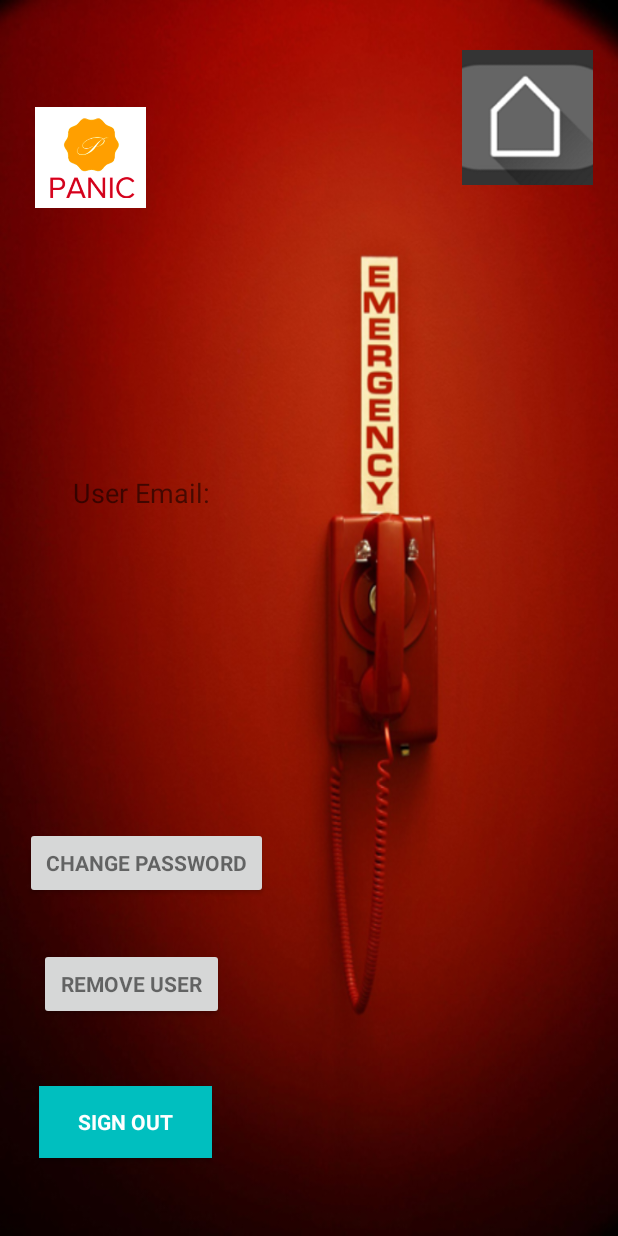
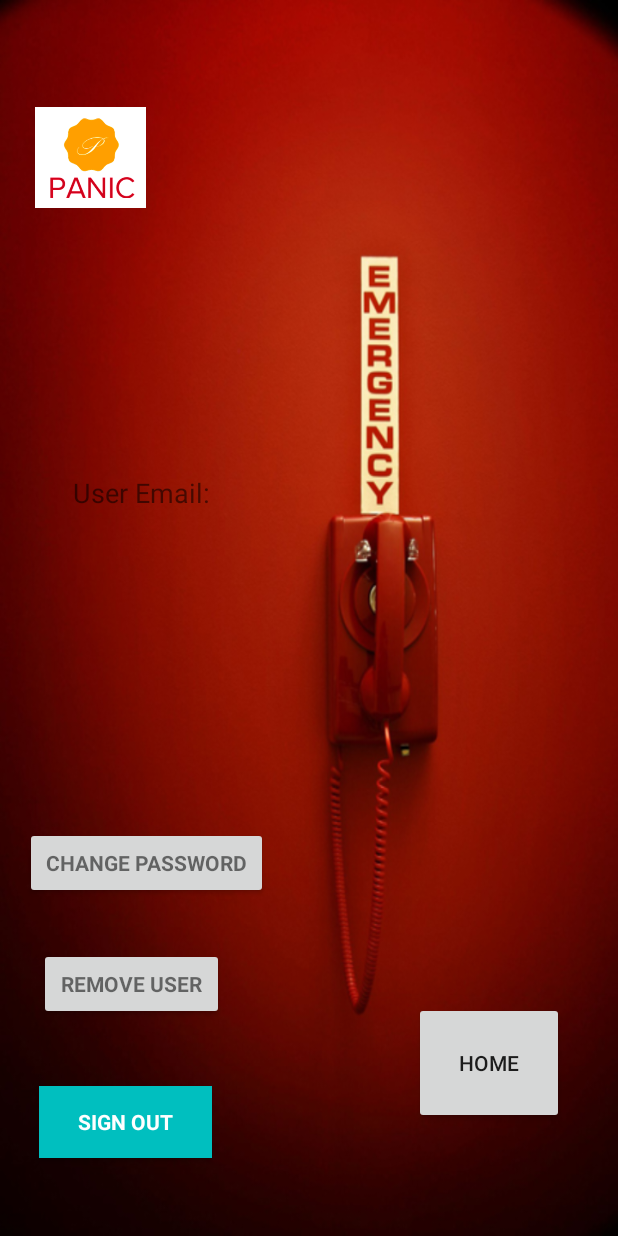
Before and after one commit to Aadit01/rescue_Android-, an Android app: the screen it shows after launch once a user with an empty profile is signed in (MainActivity), on a phone screen of 412 x 824 dp. Run offline under Robolectric (Android 15) with nearby library versions, the phone set to English and light mode, and no system bars; our stand-ins replace Firebase (no records; nobody signed in at launch, a user with empty details on screens opened directly).

Commit message:
file up date

```diff
--- a/panic_fireBase_Login/FirebaseLoginApp/app/src/main/java/com/firebaseloginapp/AccountActivity/MainActivity.java
+++ b/panic_fireBase_Login/FirebaseLoginApp/app/src/main/java/com/firebaseloginapp/AccountActivity/MainActivity.java
@@ -29,6 +29,10 @@ public class MainActivity extends AppCompatActivity {
     private ProgressBar progressBar;
     private FirebaseAuth auth;
 
+    public void homeButton(View v){
+        Intent i= new Intent(this,mainPage.class);
+        startActivity(i);
+    }
 
     @Override
     protected void onCreate(Bundle savedInstanceState) {
--- a/panic_fireBase_Login/FirebaseLoginApp/app/src/main/res/layout/activity_main.xml
+++ b/panic_fireBase_Login/FirebaseLoginApp/app/src/main/res/layout/activity_main.xml
@@ -219,20 +219,22 @@
         app:layout_constraintTop_toTopOf="parent"
         app:layout_constraintVertical_bias="0.393" />
 
-    <ImageView
-        android:id="@+id/imageView3"
-        android:layout_width="87dp"
-        android:layout_height="wrap_content"
+    <Button
+        android:id="@+id/button"
+        android:layout_width="100dp"
+        android:layout_height="81dp"
         android:layout_marginBottom="8dp"
         android:layout_marginEnd="8dp"
         android:layout_marginStart="8dp"
         android:layout_marginTop="8dp"
+        android:text="HOME"
+        android:onClick="homeButton"
         app:layout_constraintBottom_toBottomOf="parent"
         app:layout_constraintEnd_toEndOf="parent"
-        app:layout_constraintHorizontal_bias="0.972"
+        app:layout_constraintHorizontal_bias="0.906"
         app:layout_constraintStart_toStartOf="parent"
         app:layout_constraintTop_toTopOf="parent"
-        app:layout_constraintVertical_bias="0.018"
-        app:srcCompat="@drawable/home" />
+        app:layout_constraintVertical_bias="0.908" />
+
 
 </android.support.constraint.ConstraintLayout>
```
Also changed, not shown: 49 other files.
